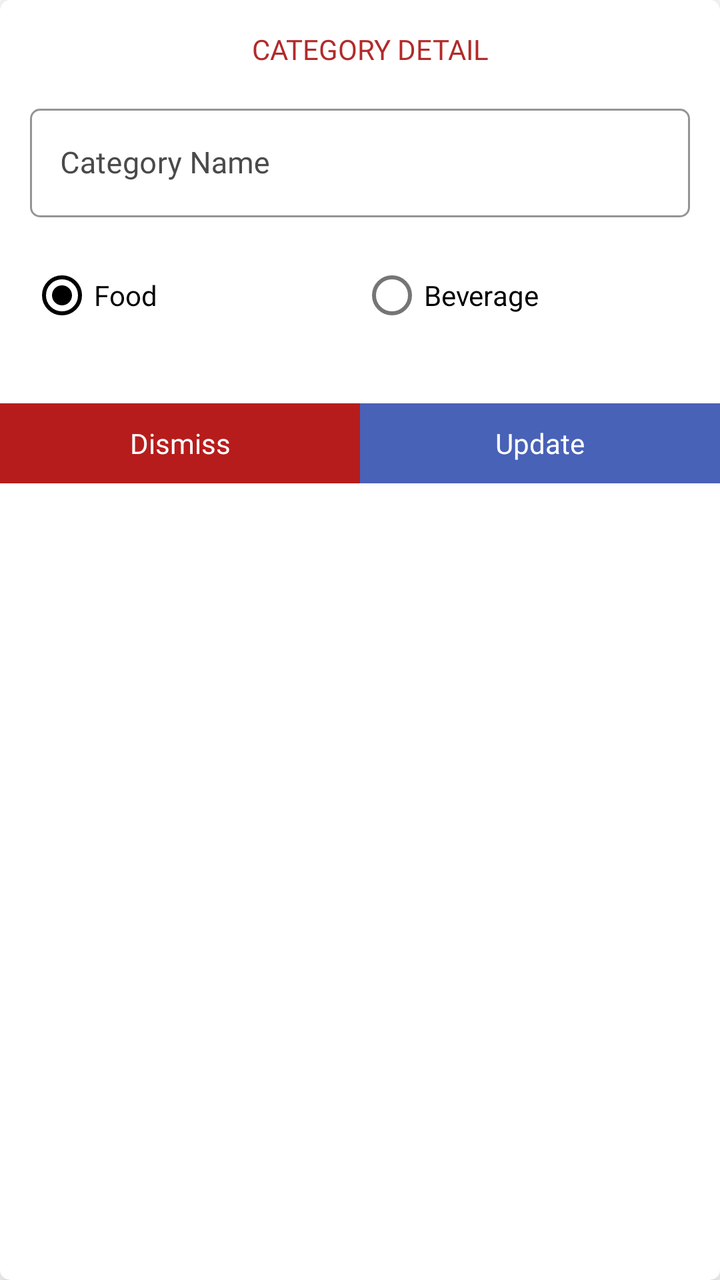
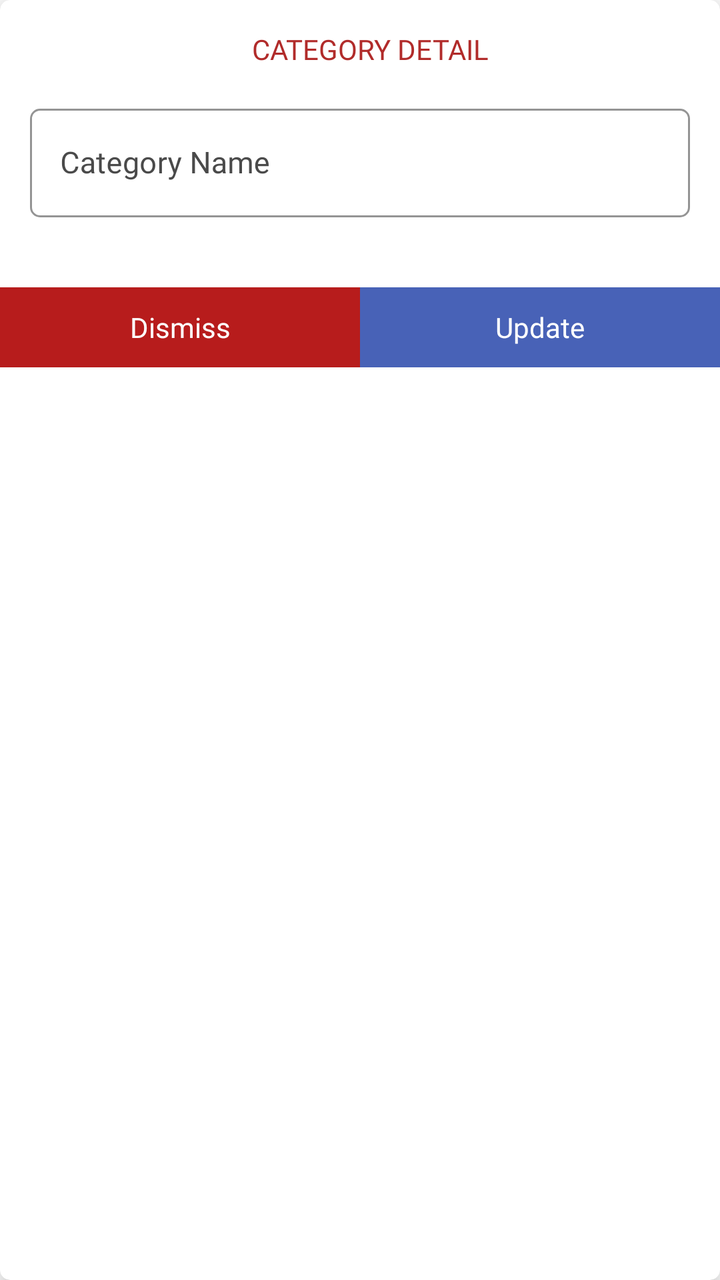

An Android layout rendered at two revisions. The XML below is the earlier revision; the diff shows what the commit changed to produce the second picture.
<!-- AndroidManifest.xml: application theme AppTheme -->
<!-- res/layout/update_category_dialog.xml -->
<?xml version="1.0" encoding="utf-8"?>
<androidx.cardview.widget.CardView xmlns:android="http://schemas.android.com/apk/res/android"
    xmlns:app="http://schemas.android.com/apk/res-auto"
    android:layout_width="match_parent"
    android:layout_height="wrap_content"
    android:layout_margin="5dp"
    android:elevation="7dp"
    app:cardCornerRadius="5dp"
    app:cardElevation="7dp">

    <LinearLayout
        android:layout_width="match_parent"
        android:layout_height="wrap_content"
        android:orientation="vertical">

        <TextView
            android:layout_width="wrap_content"
            android:layout_height="wrap_content"
            android:layout_gravity="center"
            android:layout_marginStart="5dp"
            android:layout_marginTop="15dp"
            android:fontFamily="@font/poppinsbold"
            android:gravity="center"
            android:paddingStart="10dp"
            android:paddingEnd="10dp"
            android:text="@string/category_detail"
            android:textColor="@color/textcolor" />

        <com.google.android.material.textfield.TextInputLayout
            android:id="@+id/categoryNameLayout"
            style="@style/Widget.MaterialComponents.TextInputLayout.OutlinedBox"
            android:layout_width="match_parent"
            android:layout_height="wrap_content"
            android:layout_gravity="center"
            android:layout_marginStart="15dp"
            android:layout_marginTop="15dp"
            android:layout_marginEnd="15dp"
            android:layout_marginBottom="5dp"
            android:gravity="center"
            android:textColorHint="@color/light_black"
            app:boxCornerRadiusBottomEnd="5dp"
            app:boxCornerRadiusBottomStart="5dp"
            app:boxCornerRadiusTopEnd="5dp"
            app:boxCornerRadiusTopStart="5dp"
            app:boxStrokeColor="@color/light_black">

            <com.google.android.material.textfield.TextInputEditText
                android:id="@+id/categoryName"
                android:layout_width="match_parent"
                android:layout_height="wrap_content"
                android:digits="abcdefghijklmnopqrstuvwxyzABCDEFGHIJKLMNOPQRSTUVWXYZ "
                android:fontFamily="@font/poppinsregular"
                android:hint="@string/category_name"
                android:imeOptions="actionNext"
                android:inputType="text"
                android:paddingStart="15dp"
                android:paddingEnd="10dp"
                android:singleLine="true"
                android:textColor="@color/black"
                android:textColorHint="@color/light_black"
                android:textSize="15dp" />

        </com.google.android.material.textfield.TextInputLayout>

        <RadioGroup
            android:id="@+id/foodTypeGroup"
            android:layout_width="match_parent"
            android:layout_height="wrap_content"
            android:layout_marginStart="15dp"
            android:layout_marginTop="10dp"
            android:layout_marginEnd="15dp"
            android:orientation="horizontal">

            <RadioButton
                android:id="@+id/foodTypeFood"
                android:layout_width="0dp"
                android:layout_height="wrap_content"
                android:layout_weight="1"
                android:checked="true"
                android:text="@string/ui_food" />

            <RadioButton
                android:id="@+id/foodTypeBeverage"
                android:layout_width="0dp"
                android:layout_height="wrap_content"
                android:layout_weight="1"
                android:text="@string/ui_beverage" />

        </RadioGroup>

        <LinearLayout
            android:layout_width="match_parent"
            android:layout_height="wrap_content"
            android:layout_marginTop="30dp"
            android:orientation="horizontal">

            <TextView
                android:id="@+id/dismissCategory"
                android:layout_width="match_parent"
                android:layout_height="40dp"
                android:layout_gravity="center"
                android:layout_weight="1"
                android:background="@color/red"
                android:fontFamily="@font/poppinsregular"
                android:gravity="center"
                android:text="@string/ui_dismiss"
                android:textColor="@color/white"
                android:textSize="14dp" />

            <TextView
                android:id="@+id/updateCategory"
                android:layout_width="match_parent"
                android:layout_height="40dp"
                android:layout_gravity="center"
                android:layout_weight="1"
                android:background="@color/colorPrimary"
                android:fontFamily="@font/poppinsregular"
                android:gravity="center"
                android:text="@string/ui_update"
                android:textColor="@color/white"
                android:textSize="14dp" />

        </LinearLayout>

    </LinearLayout>

</androidx.cardview.widget.CardView>
<!-- resources referenced by this layout -->
<resources>
  <color name="black">#000</color>
  <color name="colorPrimary">#4862b7</color>
  <color name="light_black">#4a4a4a</color>
  <color name="red">#B71C1C</color>
  <color name="textcolor">#b12b2a</color>
  <color name="white">#fff</color>
  <string name="category_detail">CATEGORY DETAIL</string>
  <string name="category_name">Category Name</string>
  <string name="ui_beverage">Beverage</string>
  <string name="ui_dismiss">Dismiss</string>
  <string name="ui_food">Food</string>
  <string name="ui_update">Update</string>
  <style name="AppTheme" parent="Theme.MaterialComponents.Light.NoActionBar">
          
          <item name="colorPrimary">@color/colorPrimary</item>
          <item name="colorPrimaryDark">@color/colorPrimary</item>
          <item name="colorAccent">@color/colorAccent</item>
          <item name="android:windowIsTranslucent">true</item>
          <item name="windowNoTitle">true</item>
          <item name="windowActionBar">false</item>
  
      </style>
  <color name="colorAccent">#000</color>
</resources>

<!-- the commit's change to res/layout/update_category_dialog.xml (unified diff, before → after) -->
@@ -62,32 +62,6 @@
 
         </com.google.android.material.textfield.TextInputLayout>
 
-        <RadioGroup
-            android:id="@+id/foodTypeGroup"
-            android:layout_width="match_parent"
-            android:layout_height="wrap_content"
-            android:layout_marginStart="15dp"
-            android:layout_marginTop="10dp"
-            android:layout_marginEnd="15dp"
-            android:orientation="horizontal">
-
-            <RadioButton
-                android:id="@+id/foodTypeFood"
-                android:layout_width="0dp"
-                android:layout_height="wrap_content"
-                android:layout_weight="1"
-                android:checked="true"
-                android:text="@string/ui_food" />
-
-            <RadioButton
-                android:id="@+id/foodTypeBeverage"
-                android:layout_width="0dp"
-                android:layout_height="wrap_content"
-                android:layout_weight="1"
-                android:text="@string/ui_beverage" />
-
-        </RadioGroup>
-
         <LinearLayout
             android:layout_width="match_parent"
             android:layout_height="wrap_content"
<!-- resource entries referenced after the edit -->
@@ -8,9 +8,7 @@
   <color name="white">#fff</color>
   <string name="category_detail">CATEGORY DETAIL</string>
   <string name="category_name">Category Name</string>
-  <string name="ui_beverage">Beverage</string>
   <string name="ui_dismiss">Dismiss</string>
-  <string name="ui_food">Food</string>
   <string name="ui_update">Update</string>
   <style name="AppTheme" parent="Theme.MaterialComponents.Light.NoActionBar">
           
